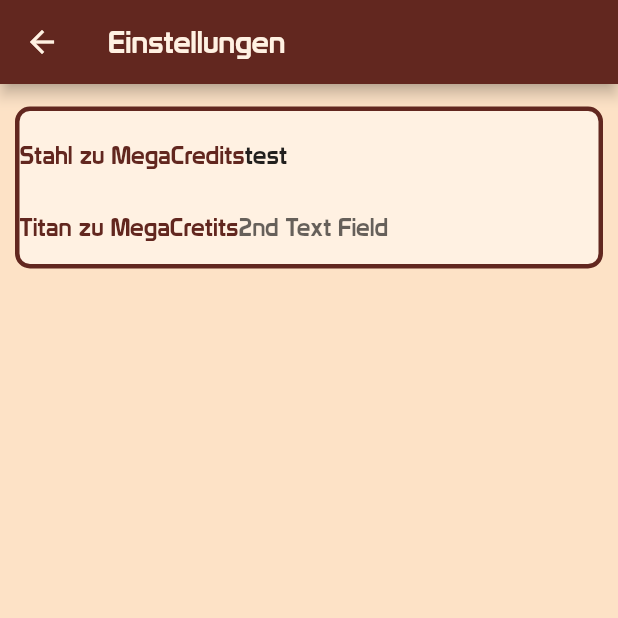
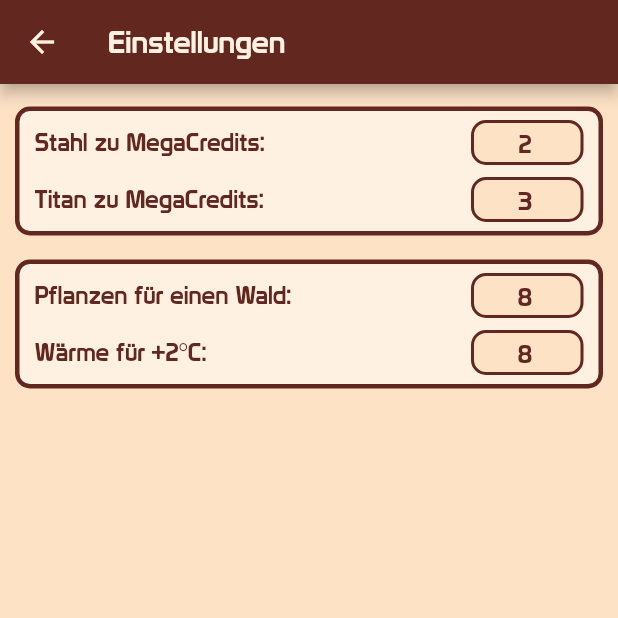
Before and after one commit to Mavv3006/TerraformingMars, a Flutter app: the SettingsLayout screen opened directly, on a phone screen of 412 x 824 dp, the top half of it. Run offline on Flutter 3.47's test engine with Material 2 defaults, Android fonts, the phone set to English and light mode, and no system bars; our stand-ins replace flutter_icons, font_awesome_flutter.

Commit message:
finished Settings-UI

```diff
--- a/lib/components/custom_text_input.dart
+++ b/lib/components/custom_text_input.dart
@@ -2,22 +2,23 @@ import 'package:flutter/material.dart';
 import 'package:terraforming_mars/theme/colors.dart';
 
 class CustomTextInput extends StatefulWidget {
-  TextEditingController textEditingController;
+  final TextEditingController textEditingController;
+  final ValueChanged<String> onSubmitted;
 
-  CustomTextInput(this.textEditingController);
+  CustomTextInput(this.textEditingController, {this.onSubmitted});
 
   @override
   _CustomTextInputState createState() => _CustomTextInputState();
 }
 
 class _CustomTextInputState extends State<CustomTextInput> {
-
   @override
   Widget build(BuildContext context) {
     return SizedBox(
       width: 75,
       height: 30,
       child: TextField(
+        onSubmitted: widget.onSubmitted,
         controller: widget.textEditingController,
         keyboardType: TextInputType.number,
         textInputAction: TextInputAction.done,
--- /dev/null
+++ b/lib/components/settings_list_element.dart
@@ -0,0 +1,72 @@
+import 'package:flutter/material.dart';
+import 'package:terraforming_mars/components/ressourceValueText.dart';
+
+import 'custom_list_element.dart';
+import 'custom_text_input.dart';
+
+class SettingsListElement extends StatefulWidget {
+  final double outsidePadding = 10;
+
+  final TextEditingController topController;
+  final TextEditingController bottomController;
+
+  final ValueChanged<String> topSubmitted;
+  final ValueChanged<String> bottomSubmitted;
+
+  final String topText;
+  final String bottomText;
+
+  SettingsListElement({
+    this.topController,
+    this.bottomController,
+    this.topText,
+    this.bottomText,
+    this.topSubmitted,
+    this.bottomSubmitted,
+  });
+
+  @override
+  _SettingsListElementState createState() => _SettingsListElementState();
+}
+
+class _SettingsListElementState extends State<SettingsListElement> {
+  @override
+  Widget build(BuildContext context) {
+    return CustomListElement(
+      padding: EdgeInsets.only(
+        top: 6,
+        bottom: 6,
+      ),
+      child: Column(
+        children: <Widget>[
+          Padding(
+            padding: EdgeInsets.only(left: widget.outsidePadding, right: widget.outsidePadding),
+            child: Row(
+              mainAxisAlignment: MainAxisAlignment.spaceBetween,
+              children: <Widget>[
+                RessourceValueText(widget.topText),
+                CustomTextInput(
+                  widget.topController,
+                  onSubmitted: widget.topSubmitted,
+                ),
+              ],
+            ),
+          ),
+          Padding(
+            padding: EdgeInsets.only(left: widget.outsidePadding, right: widget.outsidePadding, top: 8),
+            child: Row(
+              mainAxisAlignment: MainAxisAlignment.spaceBetween,
+              children: <Widget>[
+                RessourceValueText(widget.bottomText),
+                CustomTextInput(
+                  widget.bottomController,
+                  onSubmitted: widget.bottomSubmitted,
+                ),
+              ],
+            ),
+          ),
+        ],
+      ),
+    );
+  }
+}
--- a/lib/layout/settingsScreen/settingsLayout.dart
+++ b/lib/layout/settingsScreen/settingsLayout.dart
@@ -1,8 +1,8 @@
 import 'package:flutter/material.dart';
 import 'package:terraforming_mars/components/custom_list.dart';
-import 'package:terraforming_mars/components/custom_list_element.dart';
 import 'package:terraforming_mars/components/custom_scaffold.dart';
-import 'package:terraforming_mars/components/ressourceValueText.dart';
+import 'package:terraforming_mars/layout/settingsScreen/settings_ressource_value.dart';
+import 'package:terraforming_mars/layout/settingsScreen/settings_trade_value.dart';
 
 class SettingsLayout extends StatefulWidget {
   @override
@@ -10,66 +10,16 @@ class SettingsLayout extends StatefulWidget {
 }
 
 class _SettingsLayoutState extends State<SettingsLayout> {
-  final textController = TextEditingController(text: "test");
-
-  @override
-  void initState() {
-    super.initState();
-    textController.addListener(_printLatestValue);
-  }
-
-  @override
-  void dispose() {
-    textController.dispose();
-    super.dispose();
-  }
-
   @override
   Widget build(BuildContext context) {
     return CustomScaffold(
       appBarTitle: "Einstellungen",
       body: CustomList(
         children: [
-          CustomListElement(
-            child: Column(
-              children: <Widget>[
-                Row(
-                  children: <Widget>[
-                    RessourceValueText("Stahl zu MegaCredits"),
-                    Expanded(
-                      child: TextField(
-                        decoration: InputDecoration(
-                          border: InputBorder.none,
-                          hintText: "Enter a search term",
-                        ),
-                        controller: textController,
-                      ),
-                    ),
-                  ],
-                ),
-                Row(
-                  children: <Widget>[
-                    RessourceValueText("Titan zu MegaCretits"),
-                    Expanded(
-                      child: TextField(
-                        decoration: InputDecoration(
-                          border: InputBorder.none,
-                          hintText: "2nd Text Field",
-                        ),
-                        onChanged: (String value) => print("2nd Value: $value"),
-                      ),
-                    )
-                  ],
-                ),
-              ],
-            ),
-          ),
+          SettingsRessourceValue(),
+          SettingsTradeValue(),
         ],
       ),
     );
   }
-
-  _printLatestValue() {
-    print("1st Value: ${textController.text}");
-  }
 }
--- /dev/null
+++ b/lib/layout/settingsScreen/settings_ressource_value.dart
@@ -0,0 +1,73 @@
+import 'package:flutter/material.dart';
+import 'package:provider/provider.dart';
+import 'package:terraforming_mars/components/settings_list_element.dart';
+import 'package:terraforming_mars/models/defaultValue.dart';
+import 'package:terraforming_mars/models/settingsModel.dart';
+
+class SettingsRessourceValue extends StatefulWidget {
+  @override
+  _SettingsRessourceValueState createState() => _SettingsRessourceValueState();
+}
+
+class _SettingsRessourceValueState extends State<SettingsRessourceValue> {
+  final titanValueController = TextEditingController.fromValue(
+    TextEditingValue(
+      text: DefaultSettingsValue.defaultTitanBuyValue.toString(),
+    ),
+  );
+  final steelValueController = TextEditingController.fromValue(
+    TextEditingValue(
+      text: DefaultSettingsValue.defaultSteelBuyValue.toString(),
+    ),
+  );
+
+  SettingsModel settingsModel;
+
+  @override
+  void initState() {
+    super.initState();
+  }
+
+  @override
+  void dispose() {
+    steelValueController.dispose();
+    titanValueController.dispose();
+    super.dispose();
+  }
+
+  @override
+  Widget build(BuildContext context) {
+    this.settingsModel = Provider.of<SettingsModel>(context, listen: false);
+
+    return SettingsListElement(
+      topText: "Stahl zu MegaCredits:",
+      bottomText: "Titan zu MegaCredits:",
+      topController: steelValueController,
+      bottomController: titanValueController,
+      topSubmitted: (String value) {
+        try {
+          int newValue = int.parse(value);
+          settingsModel.steelBuyValue = newValue;
+        } on FormatException catch (_) {
+          Scaffold.of(context).showSnackBar(
+            SnackBar(
+              content: Text("Gebe eine Zahl ein"),
+            ),
+          );
+        }
+      },
+      bottomSubmitted: (String value) {
+        try {
+          int newValue = int.parse(value);
+          settingsModel.titanBuyValue = newValue;
+        } on FormatException catch (_) {
+          Scaffold.of(context).showSnackBar(
+            SnackBar(
+              content: Text("Gebe eine Zahl ein"),
+            ),
+          );
+        }
+      },
+    );
+  }
+}
--- /dev/null
+++ b/lib/layout/settingsScreen/settings_trade_value.dart
@@ -0,0 +1,73 @@
+import 'package:flutter/material.dart';
+import 'package:provider/provider.dart';
+import 'package:terraforming_mars/components/settings_list_element.dart';
+import 'package:terraforming_mars/models/defaultValue.dart';
+import 'package:terraforming_mars/models/settingsModel.dart';
+
+class SettingsTradeValue extends StatefulWidget {
+  @override
+  _SettingsTradeValueState createState() => _SettingsTradeValueState();
+}
+
+class _SettingsTradeValueState extends State<SettingsTradeValue> {
+  final heatTradeValueController = TextEditingController.fromValue(
+    TextEditingValue(
+      text: DefaultSettingsValue.defaultHeatTradeValue.toString(),
+    ),
+  );
+  final cropTradeValueController = TextEditingController.fromValue(
+    TextEditingValue(
+      text: DefaultSettingsValue.defaultCropTradeValue.toString(),
+    ),
+  );
+
+  SettingsModel settingsModel;
+
+  @override
+  void initState() {
+    super.initState();
+  }
+
+  @override
+  void dispose() {
+    cropTradeValueController.dispose();
+    heatTradeValueController.dispose();
+    super.dispose();
+  }
+
+  @override
+  Widget build(BuildContext context) {
+    this.settingsModel = Provider.of<SettingsModel>(context, listen: false);
+
+    return SettingsListElement(
+      topText: "Pflanzen für einen Wald:",
+      bottomText: "Wärme für +2°C:",
+      topController: cropTradeValueController,
+      bottomController: heatTradeValueController,
+      topSubmitted: (String value) {
+        try {
+          int newValue = int.parse(value);
+          settingsModel.cropTradeValue = newValue;
+        } on FormatException catch (_) {
+          Scaffold.of(context).showSnackBar(
+            SnackBar(
+              content: Text("Gebe eine Zahl ein"),
+            ),
+          );
+        }
+      },
+      bottomSubmitted: (String value) {
+        try {
+          int newValue = int.parse(value);
+          settingsModel.heatTradeValue = newValue;
+        } on FormatException catch (_) {
+          Scaffold.of(context).showSnackBar(
+            SnackBar(
+              content: Text("Gebe eine Zahl ein"),
+            ),
+          );
+        }
+      },
+    );
+  }
+}
--- a/lib/models/defaultValue.dart
+++ b/lib/models/defaultValue.dart
@@ -24,3 +24,10 @@ class DefaultConversionFactor {
   static final defaultSteelValue = 2;
   static final defaultTitanValue = 3;
 }
+
+class DefaultSettingsValue {
+  static final defaultSteelBuyValue = 2;
+  static final defaultTitanBuyValue = 3;
+  static final defaultCropTradeValue = 8;
+  static final defaultHeatTradeValue = 8;
+}
--- a/lib/models/settingsModel.dart
+++ b/lib/models/settingsModel.dart
@@ -1,10 +1,17 @@
 import 'package:flutter/material.dart';
+import 'package:terraforming_mars/models/defaultValue.dart';
 import 'package:terraforming_mars/models/history/historyMessage.dart';
 
 import 'history/history.dart';
 
 class SettingsModel extends ChangeNotifier {
-  SettingsModel get copy => this;
+
+  int _steelBuyValue = DefaultSettingsValue.defaultSteelBuyValue;
+  int _titanBuyValue = DefaultSettingsValue.defaultTitanBuyValue;
+
+  int _cropTradeValue = DefaultSettingsValue.defaultCropTradeValue;
+  int _heatTradeValue = DefaultSettingsValue.defaultHeatTradeValue;
+
   History history;
 
   SettingsModel updateHistory(History history) {
@@ -13,4 +20,33 @@ class SettingsModel extends ChangeNotifier {
   }
 
   void undo(HistoryMessage historyMessage) {}
+
+  set steelBuyValue(int value) {
+    print("new SteelBuyValue: $value");
+    _steelBuyValue = value;
+  }
+
+  set titanBuyValue(int value) {
+    print("new TitanBuyValue: $value");
+    _titanBuyValue = value;
+  }
+
+  set cropTradeValue(int value) {
+    print("new CropTradeValue: $value");
+    _cropTradeValue = value;
+  }
+
+  set heatTradeValue(int value) {
+    print("new HeatTradeValue: $value");
+    _heatTradeValue = value;
+  }
+
+  int get steelBuyValue => _steelBuyValue;
+
+  int get titanBuyValue => _titanBuyValue;
+
+  int get cropTradeValue => _cropTradeValue;
+
+  int get heatTradeValue => _heatTradeValue;
+
 }
```
